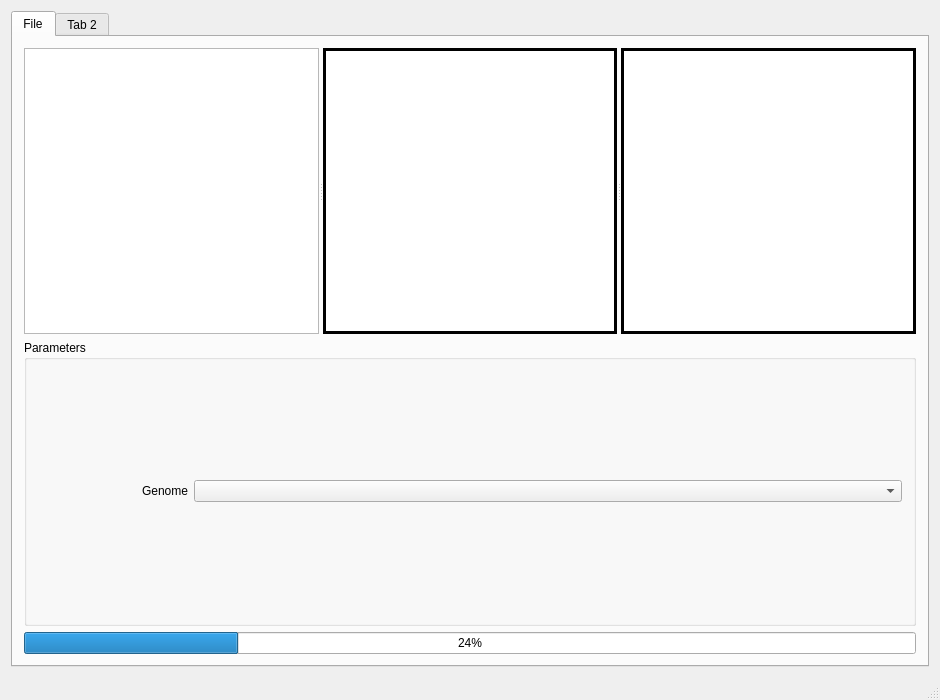
Above: mainwindow.ui from emptyewer/MAPster before the change. Below: the same form after it.
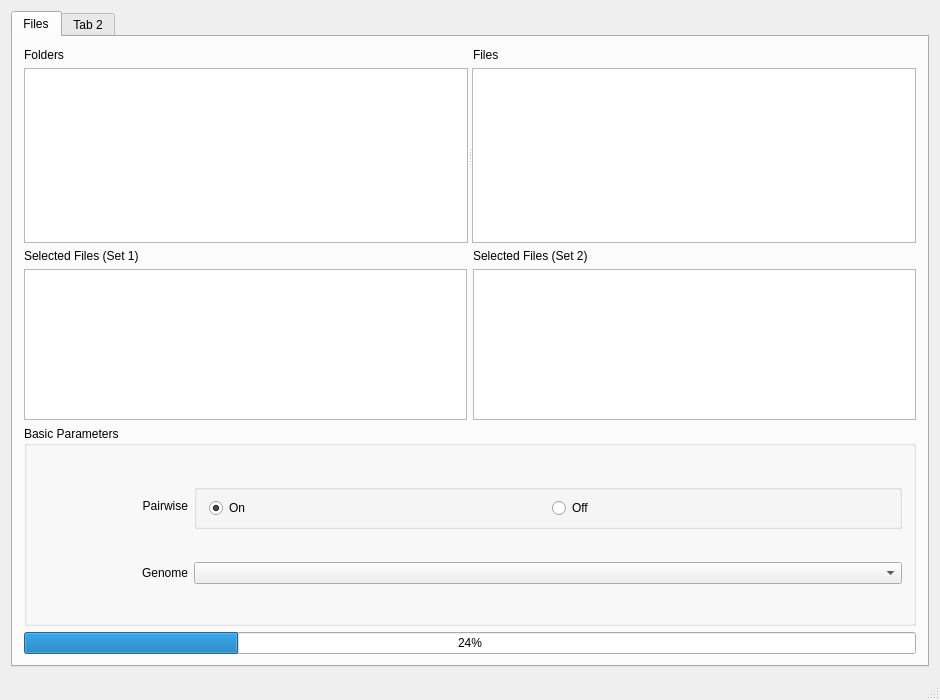
That is the form after the change. Custom widgets are drawn as their Qt base class.

Diff of the .ui file:
```diff
--- a/mainwindow.ui
+++ b/mainwindow.ui
@@ -31,15 +31,39 @@
       </property>
       <widget class="QWidget" name="main_tab">
        <attribute name="title">
-        <string>File</string>
+        <string>Files</string>
        </attribute>
        <layout class="QVBoxLayout" name="verticalLayout">
+        <item>
+         <layout class="QHBoxLayout" name="horizontalLayout_5">
+          <item>
+           <widget class="QLabel" name="system_folders_label">
+            <property name="text">
+             <string>Folders</string>
+            </property>
+           </widget>
+          </item>
+          <item>
+           <widget class="QLabel" name="system_files_label">
+            <property name="text">
+             <string>Files</string>
+            </property>
+           </widget>
+          </item>
+         </layout>
+        </item>
         <item>
          <widget class="QSplitter" name="splitter">
           <property name="orientation">
            <enum>Qt::Horizontal</enum>
           </property>
           <widget class="QTreeView" name="folder_tree">
+           <property name="minimumSize">
+            <size>
+             <width>200</width>
+             <height>0</height>
+            </size>
+           </property>
            <property name="maximumSize">
             <size>
              <width>16777215</width>
@@ -55,53 +79,138 @@
            <property name="defaultDropAction">
             <enum>Qt::CopyAction</enum>
            </property>
-          </widget>
-          <widget class="QListView" name="files1_list">
-           <property name="acceptDrops">
+           <property name="alternatingRowColors">
             <bool>true</bool>
            </property>
-           <property name="frameShape">
-            <enum>QFrame::Box</enum>
+           <property name="uniformRowHeights">
+            <bool>true</bool>
            </property>
-           <property name="frameShadow">
-            <enum>QFrame::Plain</enum>
+           <property name="animated">
+            <bool>true</bool>
            </property>
-           <property name="lineWidth">
-            <number>3</number>
-           </property>
-           <property name="dragDropMode">
-            <enum>QAbstractItemView::DropOnly</enum>
-           </property>
+           <attribute name="headerVisible">
+            <bool>false</bool>
+           </attribute>
           </widget>
-          <widget class="QListView" name="files2_list">
+          <widget class="QListView" name="file_list">
+           <property name="minimumSize">
+            <size>
+             <width>200</width>
+             <height>0</height>
+            </size>
+           </property>
            <property name="acceptDrops">
             <bool>true</bool>
            </property>
            <property name="frameShape">
-            <enum>QFrame::Box</enum>
+            <enum>QFrame::StyledPanel</enum>
            </property>
            <property name="frameShadow">
-            <enum>QFrame::Plain</enum>
+            <enum>QFrame::Raised</enum>
            </property>
            <property name="lineWidth">
-            <number>3</number>
+            <number>1</number>
            </property>
            <property name="dragDropMode">
-            <enum>QAbstractItemView::DropOnly</enum>
+            <enum>QAbstractItemView::DragOnly</enum>
+           </property>
+           <property name="alternatingRowColors">
+            <bool>true</bool>
            </property>
           </widget>
          </widget>
         </item>
         <item>
-         <widget class="QGroupBox" name="groupBox">
+         <layout class="QHBoxLayout" name="horizontalLayout_2">
+          <item>
+           <widget class="QLabel" name="selected_files1_label">
+            <property name="text">
+             <string>Selected Files (Set 1)</string>
+            </property>
+           </widget>
+          </item>
+          <item>
+           <widget class="QLabel" name="selected_files2_label">
+            <property name="text">
+             <string>Selected Files (Set 2)</string>
+            </property>
+           </widget>
+          </item>
+         </layout>
+        </item>
+        <item>
+         <layout class="QHBoxLayout" name="horizontalLayout_4">
+          <item>
+           <widget class="VListWidget" name="selected_files_list1">
+            <property name="maximumSize">
+             <size>
+              <width>16777215</width>
+              <height>168</height>
+             </size>
+            </property>
+            <property name="acceptDrops">
+             <bool>true</bool>
+            </property>
+            <property name="editTriggers">
+             <set>QAbstractItemView::NoEditTriggers</set>
+            </property>
+            <property name="showDropIndicator" stdset="0">
+             <bool>true</bool>
+            </property>
+            <property name="dragDropMode">
+             <enum>QAbstractItemView::InternalMove</enum>
+            </property>
+            <property name="defaultDropAction">
+             <enum>Qt::MoveAction</enum>
+            </property>
+            <property name="alternatingRowColors">
+             <bool>true</bool>
+            </property>
+           </widget>
+          </item>
+          <item>
+           <widget class="VListWidget" name="selected_files_list2">
+            <property name="maximumSize">
+             <size>
+              <width>16777215</width>
+              <height>168</height>
+             </size>
+            </property>
+            <property name="acceptDrops">
+             <bool>true</bool>
+            </property>
+            <property name="editTriggers">
+             <set>QAbstractItemView::NoEditTriggers</set>
+            </property>
+            <property name="dragDropMode">
+             <enum>QAbstractItemView::InternalMove</enum>
+            </property>
+            <property name="defaultDropAction">
+             <enum>Qt::MoveAction</enum>
+            </property>
+            <property name="alternatingRowColors">
+             <bool>true</bool>
+            </property>
+           </widget>
+          </item>
+         </layout>
+        </item>
+        <item>
+         <widget class="QGroupBox" name="main_parameters_group">
           <property name="minimumSize">
            <size>
             <width>0</width>
             <height>200</height>
            </size>
           </property>
+          <property name="maximumSize">
+           <size>
+            <width>16777215</width>
+            <height>200</height>
+           </size>
+          </property>
           <property name="title">
-           <string>Parameters</string>
+           <string>Basic Parameters</string>
           </property>
           <layout class="QGridLayout" name="gridLayout">
            <item row="1" column="0">
@@ -109,13 +218,13 @@
              <property name="minimumSize">
               <size>
                <width>100</width>
-               <height>0</height>
+               <height>20</height>
               </size>
              </property>
              <property name="maximumSize">
               <size>
                <width>150</width>
-               <height>16777215</height>
+               <height>20</height>
               </size>
              </property>
              <property name="text">
@@ -126,6 +235,79 @@
              </property>
             </widget>
            </item>
+           <item row="0" column="0">
+            <widget class="QLabel" name="pairwise_label">
+             <property name="minimumSize">
+              <size>
+               <width>100</width>
+               <height>20</height>
+              </size>
+             </property>
+             <property name="maximumSize">
+              <size>
+               <width>150</width>
+               <height>20</height>
+              </size>
+             </property>
+             <property name="text">
+              <string>Pairwise</string>
+             </property>
+             <property name="alignment">
+              <set>Qt::AlignRight|Qt::AlignTrailing|Qt::AlignVCenter</set>
+             </property>
+            </widget>
+           </item>
+           <item row="0" column="1">
+            <layout class="QHBoxLayout" name="pairwise_layout">
+             <item>
+              <widget class="QGroupBox" name="pairwise_group">
+               <property name="maximumSize">
+                <size>
+                 <width>16777215</width>
+                 <height>45</height>
+                </size>
+               </property>
+               <property name="title">
+                <string/>
+               </property>
+               <property name="flat">
+                <bool>true</bool>
+               </property>
+               <property name="checkable">
+                <bool>false</bool>
+               </property>
+               <layout class="QHBoxLayout" name="horizontalLayout_3">
+                <property name="spacing">
+                 <number>-1</number>
+                </property>
+                <property name="leftMargin">
+                 <number>12</number>
+                </property>
+                <item>
+                 <widget class="QRadioButton" name="pairwise_on">
+                  <property name="text">
+                   <string>On</string>
+                  </property>
+                  <property name="checked">
+                   <bool>true</bool>
+                  </property>
+                 </widget>
+                </item>
+                <item>
+                 <widget class="QRadioButton" name="pairwise_off">
+                  <property name="text">
+                   <string>Off</string>
+                  </property>
+                  <property name="checked">
+                   <bool>false</bool>
+                  </property>
+                 </widget>
+                </item>
+               </layout>
+              </widget>
+             </item>
+            </layout>
+           </item>
            <item row="1" column="1">
             <widget class="QComboBox" name="comboBox"/>
            </item>
@@ -166,6 +348,13 @@
   <widget class="QStatusBar" name="statusBar"/>
  </widget>
  <layoutdefault spacing="6" margin="11"/>
+ <customwidgets>
+  <customwidget>
+   <class>VListWidget</class>
+   <extends>QListWidget</extends>
+   <header>vlistwidget.h</header>
+  </customwidget>
+ </customwidgets>
  <resources/>
  <connections/>
 </ui>
```
Left out of the diff: 20 changed lines with no effect on the pictures.
